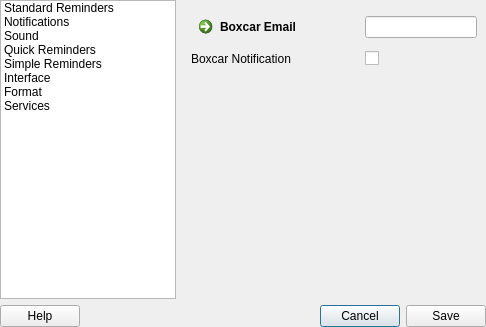
Old version of the form data/ui/PreferencesDialog.ui in the repository eu21/remindor-qt.
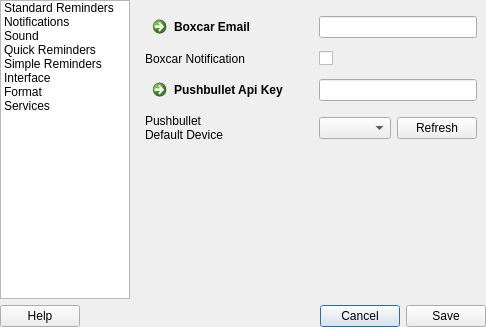
New version of the form. The open tabs and pages were chosen to show the change. Icons and pictures are not drawn.

Commit message: Added pushbullet settings to the preferences dialog

```diff
--- a/data/ui/PreferencesDialog.ui
+++ b/data/ui/PreferencesDialog.ui
@@ -917,7 +917,39 @@
         </widget>
         <widget class="QWidget" name="services_page">
          <layout class="QGridLayout" name="gridLayout_7">
+          <item row="3" column="1">
+           <widget class="QComboBox" name="pushbullet_device_edit"/>
+          </item>
           <item row="2" column="0">
+           <widget class="QCommandLinkButton" name="pushbullet_button">
+            <property name="styleSheet">
+             <string notr="true"/>
+            </property>
+            <property name="text">
+             <string>Pushbullet Api Key</string>
+            </property>
+            <property name="icon">
+             <iconset resource="../../resources.qrc">
+              <normaloff>:/services/pushbullet.png</normaloff>:/services/pushbullet.png</iconset>
+            </property>
+           </widget>
+          </item>
+          <item row="1" column="0">
+           <widget class="QLabel" name="boxcar_notification_label">
+            <property name="text">
+             <string>Boxcar Notification</string>
+            </property>
+           </widget>
+          </item>
+          <item row="3" column="0">
+           <widget class="QLabel" name="pushbullet_device_label">
+            <property name="text">
+             <string>Pushbullet
+Default Device</string>
+            </property>
+           </widget>
+          </item>
+          <item row="5" column="0">
            <spacer name="verticalspacer7">
             <property name="orientation">
              <enum>Qt::Vertical</enum>
@@ -930,23 +962,6 @@
             </property>
            </spacer>
           </item>
-          <item row="1" column="0">
-           <widget class="QLabel" name="boxcar_notification_label">
-            <property name="text">
-             <string>Boxcar Notification</string>
-            </property>
-           </widget>
-          </item>
-          <item row="0" column="1">
-           <widget class="QLineEdit" name="boxcar_email_edit"/>
-          </item>
-          <item row="1" column="1">
-           <widget class="QCheckBox" name="boxcar_notification_check">
-            <property name="text">
-             <string/>
-            </property>
-           </widget>
-          </item>
           <item row="0" column="0">
            <widget class="QCommandLinkButton" name="boxcar_email_button">
             <property name="styleSheet">
@@ -961,6 +976,31 @@
             </property>
            </widget>
           </item>
+          <item row="3" column="2">
+           <widget class="QPushButton" name="pushbullet_refresh">
+            <property name="text">
+             <string>Refresh</string>
+            </property>
+            <property name="icon">
+             <iconset theme="view-refresh">
+              <normalon>:/icons/refresh.png</normalon>
+             </iconset>
+            </property>
+           </widget>
+          </item>
+          <item row="2" column="1" colspan="2">
+           <widget class="QLineEdit" name="pushbullet_api_key_edit"/>
+          </item>
+          <item row="0" column="1" colspan="2">
+           <widget class="QLineEdit" name="boxcar_email_edit"/>
+          </item>
+          <item row="1" column="1" colspan="2">
+           <widget class="QCheckBox" name="boxcar_notification_check">
+            <property name="text">
+             <string/>
+            </property>
+           </widget>
+          </item>
          </layout>
         </widget>
        </widget>
```
The commit also changes 5 other files.
